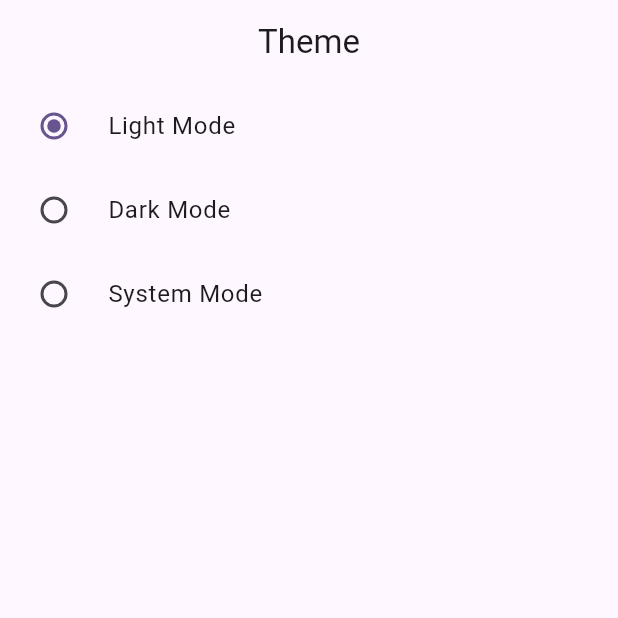
After one commit to inzamam9494/fllutter_state_mangement_Learn, a Flutter app: the screen it shows after launch, after a tap on "Light Mode", on a phone screen of 412 x 824 dp, the top half of it. The commit adds this screen. Run offline on Flutter 3.47's test engine with Material 3 defaults, Android fonts, the phone set to English and light mode, and no system bars.

Commit message:
Day 4 -  Theme App

```diff
--- a/lib/main.dart
+++ b/lib/main.dart
@@ -3,9 +3,8 @@ import 'package:provider/provider.dart';
 import 'package:state_management/provider/count_provider.dart';
 import 'package:state_management/provider/example_one_provider.dart';
 import 'package:state_management/provider/favourite_provider.dart';
-import 'package:state_management/screens/count_example.dart';
-import 'package:state_management/screens/example_one.dart';
-import 'package:state_management/screens/favourite/favourite_screen.dart';
+import 'package:state_management/provider/theme_change_provider.dart';
+import 'package:state_management/screens/dark_theme.dart';
 
 void main() {
   runApp(const MyApp());
@@ -17,19 +16,31 @@ class MyApp extends StatelessWidget {
   // This widget is the root of your application.
   @override
   Widget build(BuildContext context) {
+
     return MultiProvider(
       providers: [
         ChangeNotifierProvider(create: (_) => CountProvider()),
         ChangeNotifierProvider(create: (_) => ExampleOneProvider()),
-        ChangeNotifierProvider(create: (_) => FavouriteProvider())
+        ChangeNotifierProvider(create: (_) => FavouriteProvider()),
+        ChangeNotifierProvider(create: (_) => ThemeChangerProvider()),
       ],
-      child: MaterialApp(
-        title: 'Flutter Demo',
-        theme: ThemeData(
-          colorScheme: ColorScheme.fromSeed(seedColor: Colors.deepPurple),
-          useMaterial3: true,
-        ),
-        home: const FavouriteScreen(),
+      child: Builder(
+        builder: (BuildContext context){
+          final themeChanger = Provider.of<ThemeChangerProvider>(context);
+          return MaterialApp(
+            title: 'Flutter Demo',
+            themeMode: themeChanger.themeMode,
+            theme: ThemeData(
+              colorScheme: ColorScheme.fromSeed(seedColor: Colors.deepPurple),
+              useMaterial3: true,
+            ),
+            darkTheme: ThemeData(
+              brightness: Brightness.dark
+            ),
+            home: const DarkThemeScreen(),
+          );
+        },
+
       ),
     );
   }
--- /dev/null
+++ b/lib/provider/theme_change_provider.dart
@@ -0,0 +1,14 @@
+import 'package:flutter/foundation.dart';
+import 'package:flutter/material.dart';
+
+class ThemeChangerProvider with ChangeNotifier {
+
+  var _themeMode = ThemeMode.light;
+  ThemeMode get themeMode => _themeMode;
+
+  void setTheme(themeMode){
+    _themeMode = themeMode;
+    notifyListeners();
+  }
+
+}
--- /dev/null
+++ b/lib/screens/dark_theme.dart
@@ -0,0 +1,47 @@
+import 'package:flutter/cupertino.dart';
+import 'package:flutter/material.dart';
+import 'package:provider/provider.dart';
+import '../provider/theme_change_provider.dart';
+
+class DarkThemeScreen extends StatefulWidget {
+  const DarkThemeScreen({super.key});
+
+  @override
+  State<DarkThemeScreen> createState() => _DarkThemeScreenState();
+}
+
+class _DarkThemeScreenState extends State<DarkThemeScreen> {
+  @override
+  Widget build(BuildContext context) {
+    final themeChanger = Provider.of<ThemeChangerProvider>(context);
+    return Scaffold(
+      appBar: AppBar(
+        centerTitle: true,
+        title: const Text("Theme"),
+      ),
+      body: Column(
+        children: [
+          RadioListTile<ThemeMode>(
+              title: const Text("Light Mode"),
+              value: ThemeMode.light,
+              groupValue: themeChanger.themeMode,
+              onChanged: themeChanger.setTheme
+          ),
+          RadioListTile<ThemeMode>(
+            title: const Text("Dark Mode"),
+              value: ThemeMode.dark,
+              groupValue: themeChanger.themeMode,
+              onChanged: themeChanger.setTheme
+          ),
+          RadioListTile<ThemeMode>(
+              title: const Text("System Mode"),
+              value: ThemeMode.system,
+              groupValue: themeChanger.themeMode,
+              onChanged: themeChanger.setTheme
+          ),
+
+        ],
+      ),
+    );
+  }
+}
```
